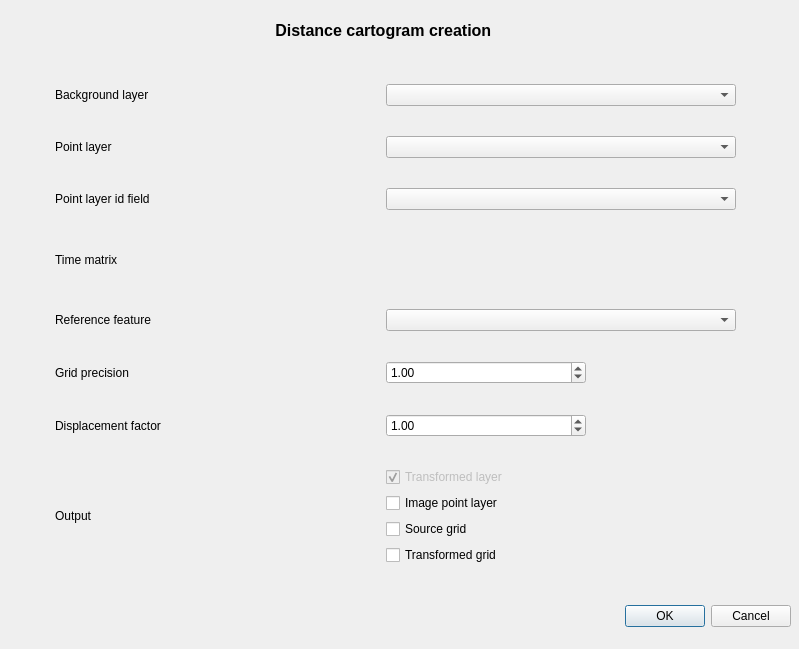
mthh/QgisDistanceCartogramPlugin, file dist_cartogram_dialog_base.ui: the form before one commit.
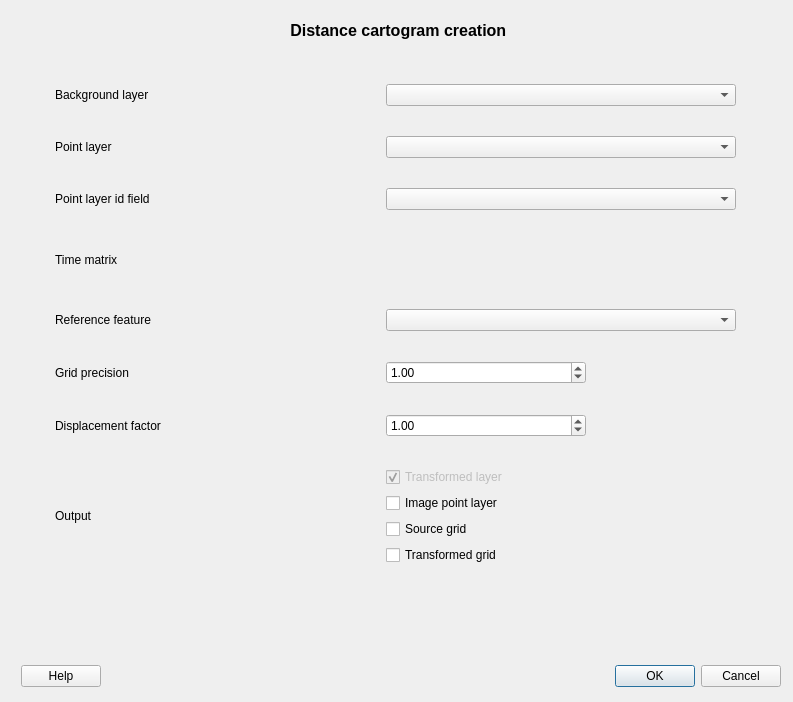
The form after the commit. Custom widgets are drawn as their Qt base class.

Commit message: Add help button + message bar in the dialog

```diff
--- a/dist_cartogram_dialog_base.ui
+++ b/dist_cartogram_dialog_base.ui
@@ -6,8 +6,8 @@
    <rect>
     <x>0</x>
     <y>0</y>
-    <width>799</width>
-    <height>649</height>
+    <width>793</width>
+    <height>702</height>
    </rect>
   </property>
   <property name="windowTitle">
@@ -16,8 +16,8 @@
   <widget class="QDialogButtonBox" name="button_box">
    <property name="geometry">
     <rect>
-     <x>540</x>
-     <y>600</y>
+     <x>530</x>
+     <y>660</y>
      <width>251</width>
      <height>32</height>
     </rect>
@@ -34,7 +34,7 @@
     <rect>
      <x>10</x>
      <y>10</y>
-     <width>751</width>
+     <width>781</width>
      <height>41</height>
     </rect>
    </property>
@@ -386,6 +386,30 @@
     </item>
    </layout>
   </widget>
+  <widget class="QDialogButtonBox" name="button_box_help">
+   <property name="geometry">
+    <rect>
+     <x>10</x>
+     <y>660</y>
+     <width>91</width>
+     <height>32</height>
+    </rect>
+   </property>
+   <property name="standardButtons">
+    <set>QDialogButtonBox::Help</set>
+   </property>
+  </widget>
+  <widget class="QWidget" name="verticalLayoutWidget">
+   <property name="geometry">
+    <rect>
+     <x>0</x>
+     <y>590</y>
+     <width>791</width>
+     <height>61</height>
+    </rect>
+   </property>
+   <layout class="QVBoxLayout" name="bottomVerticalLayout"/>
+  </widget>
  </widget>
  <customwidgets>
   <customwidget>
```
Left out of the diff: 2 changed lines with no effect on the pictures. The commit also changes 2 other files.
